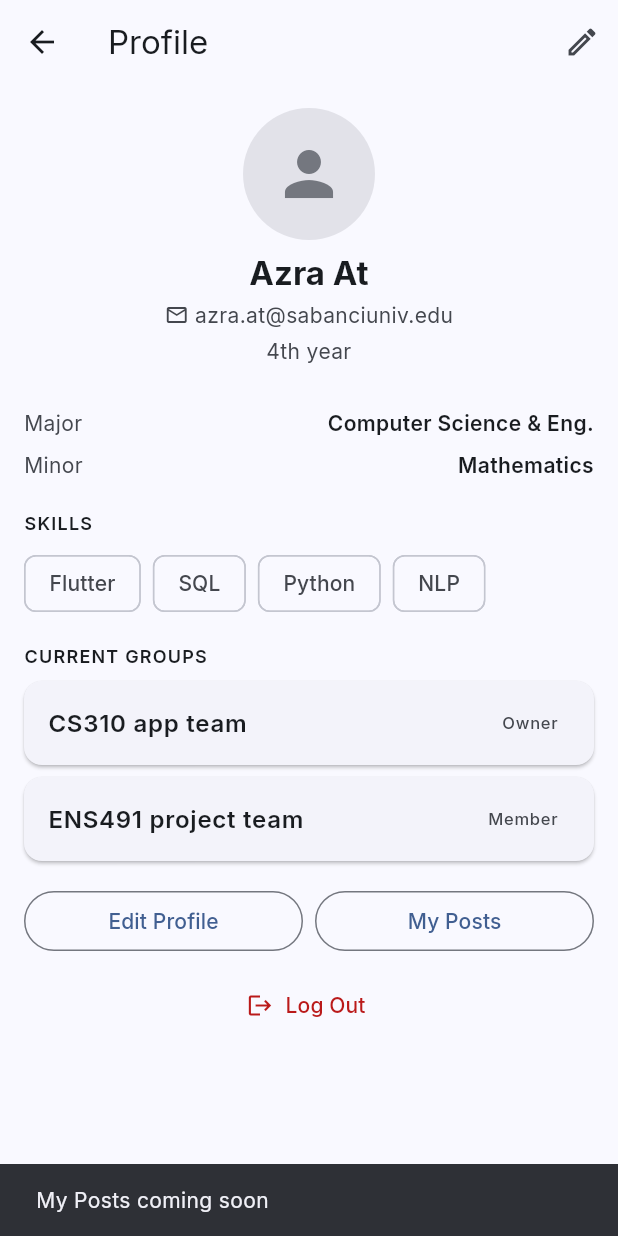
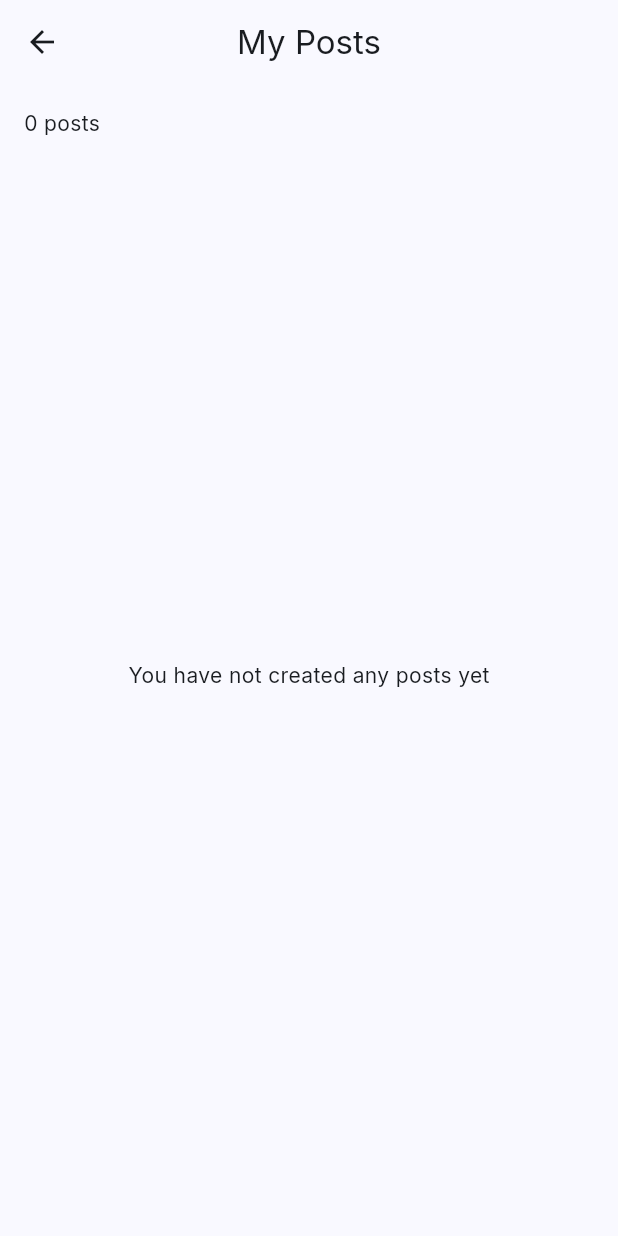
Before and after one commit to ssinix/sunite, a Flutter app: the ProfileScreen screen opened directly, after a tap on "My Posts", on a phone screen of 412 x 824 dp. Run offline on Flutter 3.47's test engine with Material 3 defaults, Android fonts, the phone set to English and light mode, and no system bars.

Commit message:
Added log out link and my posts screen to profile

```diff
--- /dev/null
+++ b/lib/screens/profile/my_posts_screen.dart
@@ -0,0 +1,25 @@
+import 'package:flutter/material.dart';
+
+
+class MyPostsScreen extends StatelessWidget {
+  const MyPostsScreen({super.key});
+
+  @override
+  Widget build(BuildContext context) {
+    return Scaffold(
+      appBar: AppBar(title: const Text('My Posts'), centerTitle: true),
+      body: const Padding(
+        padding: EdgeInsets.all(16),
+        child: Column(
+          crossAxisAlignment: CrossAxisAlignment.start,
+          children: [
+            Text('0 posts'),
+            Expanded(
+              child: Center(child: Text('You have not created any posts yet')),
+            ),
+          ],
+        ),
+      ),
+    );
+  }
+}
--- a/lib/screens/profile/profile_screen.dart
+++ b/lib/screens/profile/profile_screen.dart
@@ -3,6 +3,7 @@ import 'package:sunite/models/user_profile.dart';
 import 'package:sunite/screens/profile/edit_profile_screen.dart';
 import 'package:sunite/screens/profile/widgets/profile_view.dart';
 import 'package:sunite/utils/app_spacing.dart';
+import 'package:sunite/screens/profile/my_posts_screen.dart';
 
 // 11. My Profile: the user's own profile as others see it, plus the
 // owner-only controls (Edit Profile, My Posts, Log Out)
@@ -58,8 +59,7 @@ class _ProfileScreenState extends State<ProfileScreen> {
       ),
     );
     if (logOut == true) {
-      // TODO: sign out and go to Login once auth and the Login screen exist
-      _comingSoon('Login screen');
+      Navigator.pushNamedAndRemoveUntil(context, '/login', (route) => false);
     }
   }
 
@@ -94,7 +94,10 @@ class _ProfileScreenState extends State<ProfileScreen> {
               const SizedBox(width: AppSpacing.sm),
               Expanded(
                 child: OutlinedButton(
-                  onPressed: () => _comingSoon('My Posts'),
+                  onPressed: () => Navigator.push(
+                    context,
+                    MaterialPageRoute(builder: (context) => const MyPostsScreen()),
+                  ),
                   child: const Text('My Posts'),
                 ),
               ),
```
